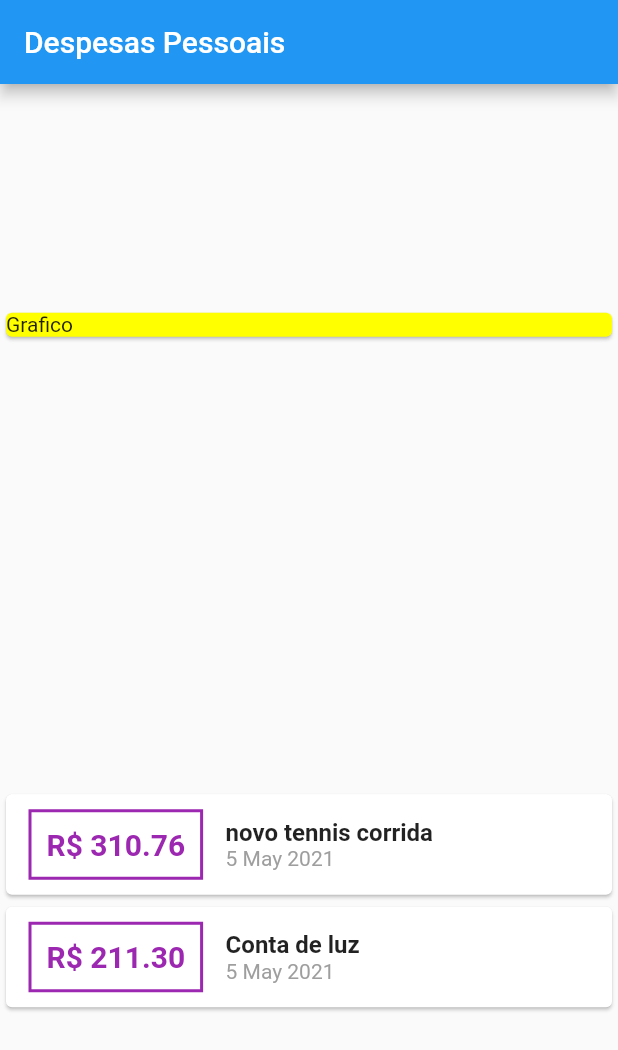
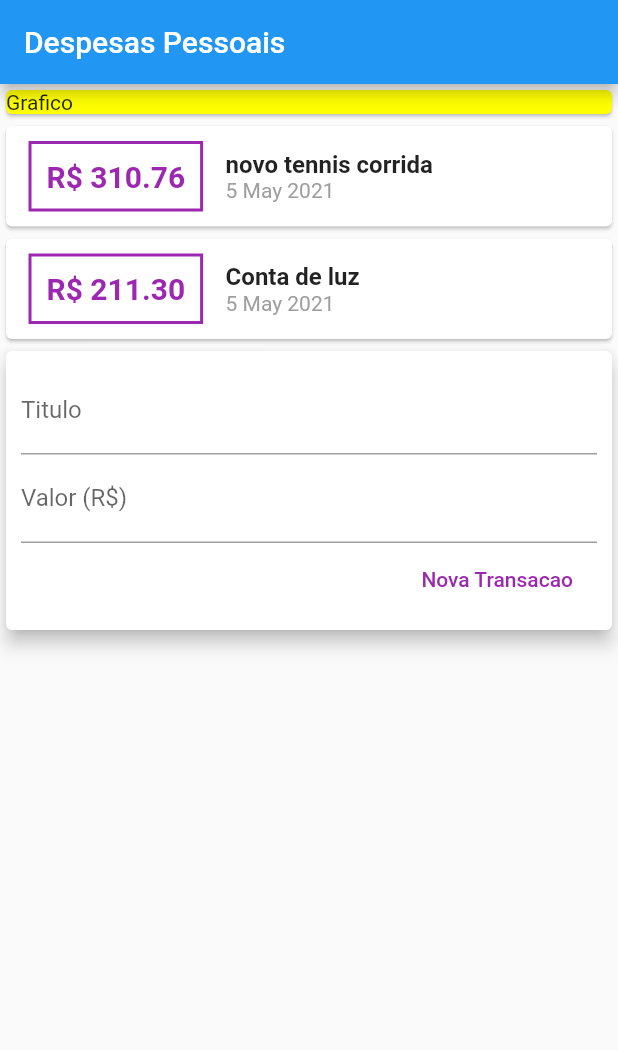
Before and after one commit to kcoelho79/expenses, a Flutter app: the screen it shows after launch, on a phone screen of 412 x 824 dp. Shown: the top 1050 px of the screen. Run offline on Flutter 3.47's test engine with Material 2 defaults, Android fonts, the phone set to English and light mode, and no system bars.

```diff
--- a/expenses/lib/main.dart
+++ b/expenses/lib/main.dart
@@ -12,6 +12,9 @@ class ExpensesAPP extends StatelessWidget {
 }
 
 class MyHomePage extends StatelessWidget {
+  final titleControler = TextEditingController();
+  final valueControler = TextEditingController();
+
   final _transactions = [
     Transaction(
       id: 'ti',
@@ -34,7 +37,6 @@ class MyHomePage extends StatelessWidget {
         title: Text('Despesas Pessoais'),
       ),
       body: Column(
-        mainAxisAlignment: MainAxisAlignment.spaceAround,
         crossAxisAlignment: CrossAxisAlignment.stretch,
         children: <Widget>[
           Container(
@@ -91,6 +93,41 @@ class MyHomePage extends StatelessWidget {
               );
             }).toList(),
           ),
+          Card(
+            elevation: 5,
+            child: Padding(
+              padding: const EdgeInsets.all(10),
+              child: Column(
+                children: [
+                  TextField(
+                    controller: titleControler,
+                    decoration: InputDecoration(
+                      labelText: 'Titulo',
+                    ),
+                  ),
+                  TextField(
+                    controller: valueControler,
+                    decoration: InputDecoration(
+                      labelText: 'Valor (R\$)',
+                    ),
+                  ),
+                  Row(
+                    mainAxisAlignment: MainAxisAlignment.end,
+                    children: [
+                      FlatButton(
+                        child: Text('Nova Transacao'),
+                        onPressed: () {
+                          print(titleControler.text);
+                          print(valueControler.text);
+                        },
+                        textColor: Colors.purple,
+                      ),
+                    ],
+                  )
+                ],
+              ),
+            ),
+          )
         ],
       ),
     );
```
